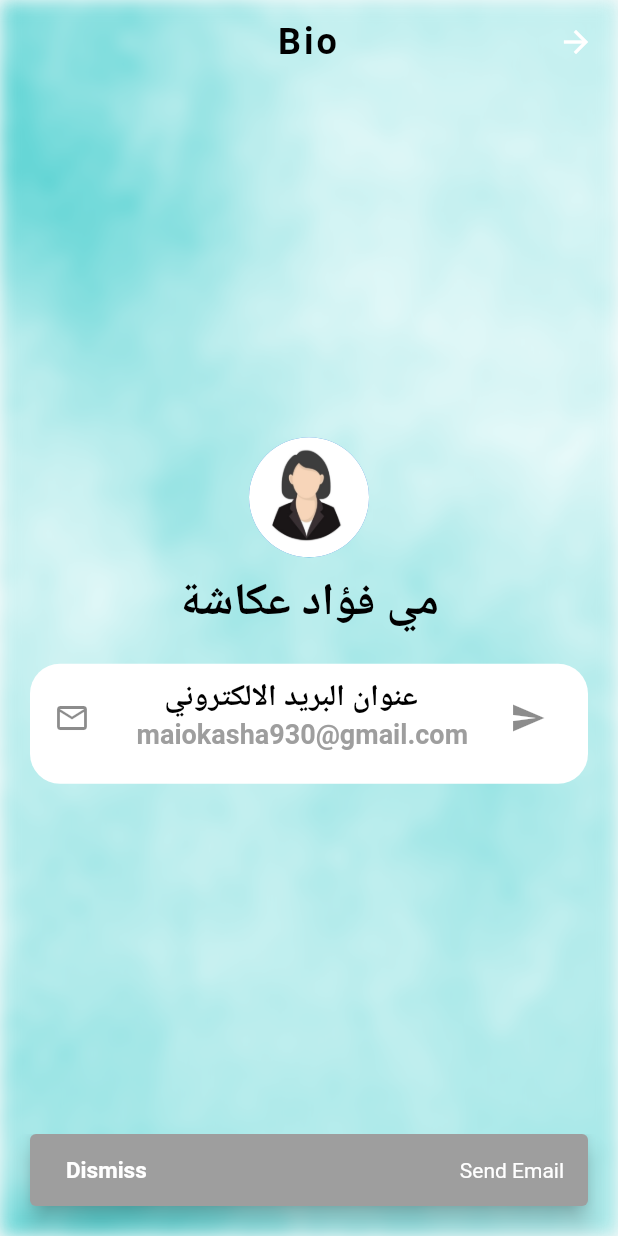
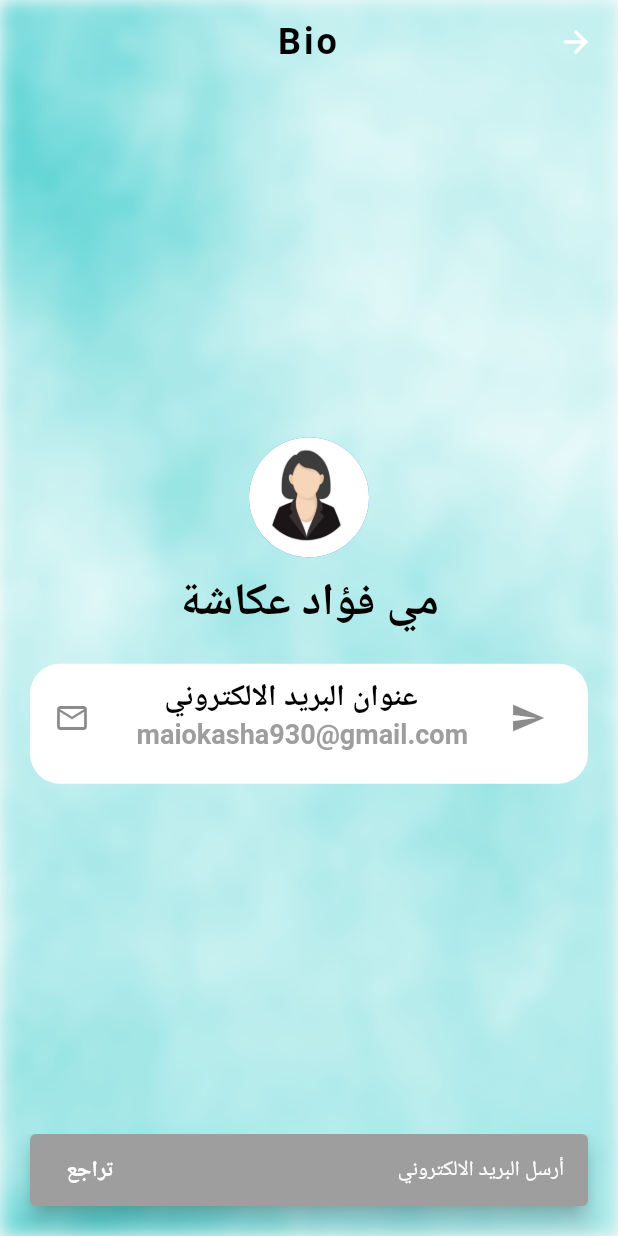
Before and after one commit to MaiOkasha/VP12-AzkarApp_Mai, a Flutter app: the BioScreen screen opened by its route, after a tap on the "send" icon, on a phone screen of 412 x 824 dp. Run offline on Flutter 3.47's test engine with Material 2 defaults, Android fonts, the phone set to English and light mode, and no system bars.

Commit message:
commit - final- azkar-application

```diff
--- a/lib/screens/bio_screen.dart
+++ b/lib/screens/bio_screen.dart
@@ -51,10 +51,10 @@ class BioScreen extends StatelessWidget {
                child: ListTile(
                  leading:IconButton(onPressed: (){
                    ScaffoldMessenger.of(context).showSnackBar(SnackBar(
-                     content: const Text('Send Email'),
+                     content: const Text('أرسل البريد الالكتروني'),
                      duration: const Duration(seconds: 3),
                      backgroundColor: Colors.grey,
-                     action: SnackBarAction(label: 'Dismiss',
+                     action: SnackBarAction(label: 'تراجع',
                        onPressed: (){},
                        textColor: Colors.white,
                      ),
```
